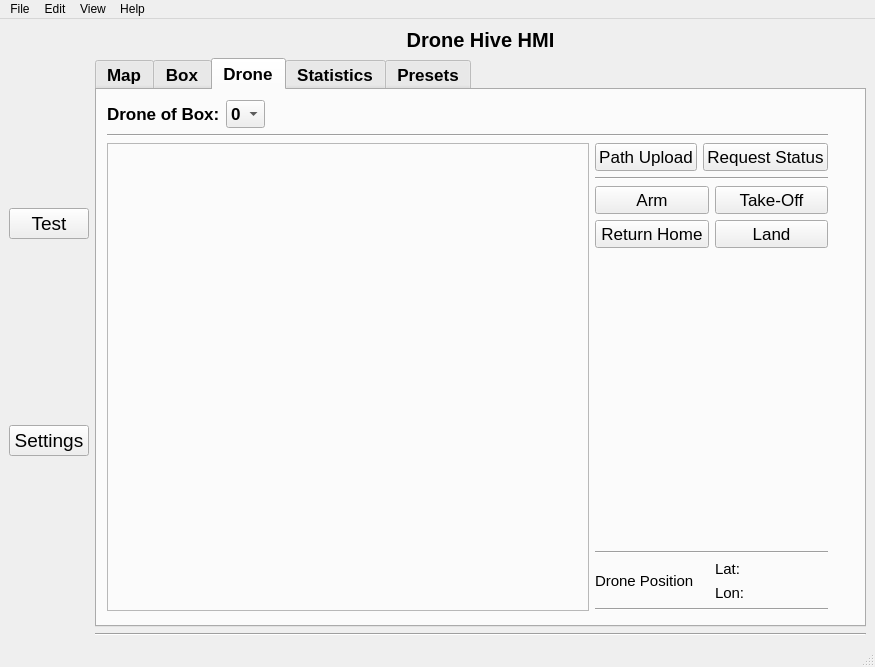
Qt form ros2_ws/src/hmi/ui/mainwindow.ui (Samwise101/EiRT-AscenD-Robotics) before a commit.
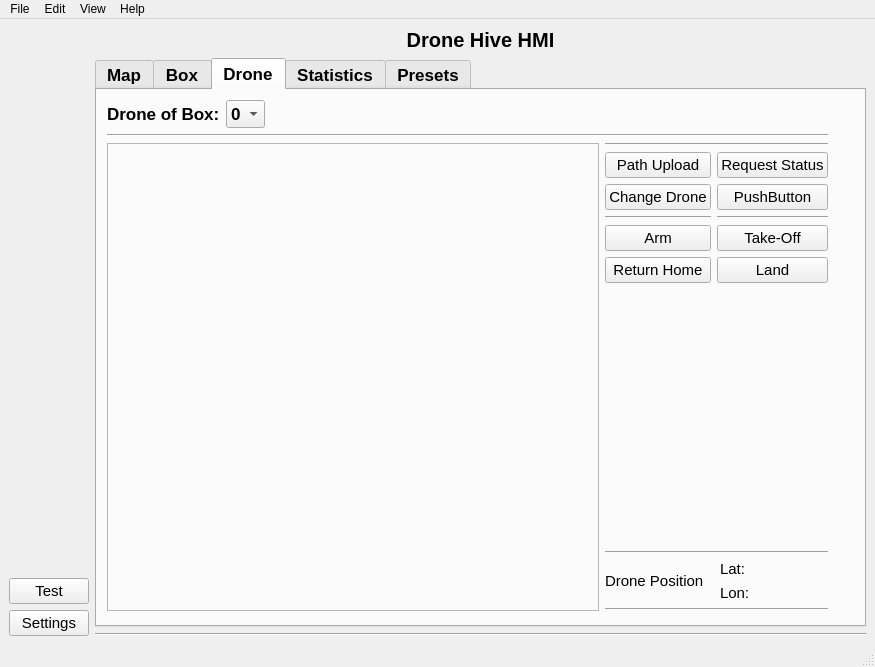
The same form after that commit. Icons and pictures are not drawn.

Commit message: Added slots to push buttons

What changed in the file:
```diff
--- a/ros2_ws/src/hmi/ui/mainwindow.ui
+++ b/ros2_ws/src/hmi/ui/mainwindow.ui
@@ -31,11 +31,24 @@
      <layout class="QHBoxLayout" name="horizontalLayout" stretch="0,10">
       <item>
        <layout class="QVBoxLayout" name="verticalLayout">
+        <item>
+         <spacer name="verticalSpacer_2">
+          <property name="orientation">
+           <enum>Qt::Vertical</enum>
+          </property>
+          <property name="sizeHint" stdset="0">
+           <size>
+            <width>20</width>
+            <height>40</height>
+           </size>
+          </property>
+         </spacer>
+        </item>
         <item>
          <widget class="QPushButton" name="settings_button">
           <property name="font">
            <font>
-            <pointsize>14</pointsize>
+            <pointsize>11</pointsize>
            </font>
           </property>
           <property name="text">
@@ -47,7 +60,7 @@
          <widget class="QPushButton" name="pushButton1">
           <property name="font">
            <font>
-            <pointsize>14</pointsize>
+            <pointsize>11</pointsize>
            </font>
           </property>
           <property name="text">
@@ -263,6 +276,38 @@
                    </item>
                    <item>
                     <layout class="QVBoxLayout" name="box_information_layout">
+                     <item>
+                      <layout class="QHBoxLayout" name="horizontalLayout_11">
+                       <item>
+                        <widget class="QPushButton" name="add_box_pushButton">
+                         <property name="font">
+                          <font>
+                           <pointsize>11</pointsize>
+                           <weight>50</weight>
+                           <bold>false</bold>
+                          </font>
+                         </property>
+                         <property name="text">
+                          <string>Add Box</string>
+                         </property>
+                        </widget>
+                       </item>
+                       <item>
+                        <widget class="QPushButton" name="pushButton_7">
+                         <property name="font">
+                          <font>
+                           <pointsize>11</pointsize>
+                           <weight>50</weight>
+                           <bold>false</bold>
+                          </font>
+                         </property>
+                         <property name="text">
+                          <string>Assign Drone</string>
+                         </property>
+                        </widget>
+                       </item>
+                      </layout>
+                     </item>
                      <item>
                       <layout class="QHBoxLayout" name="horizontalLayout_3">
                        <item>
@@ -530,39 +575,7 @@
                   </widget>
                  </item>
                  <item>
-                  <layout class="QVBoxLayout" name="verticalLayout_5" stretch="5,0,10,0,0,0,0">
-                   <item>
-                    <layout class="QHBoxLayout" name="horizontalLayout_11">
-                     <item>
-                      <widget class="QPushButton" name="pushButton_5">
-                       <property name="font">
-                        <font>
-                         <pointsize>13</pointsize>
-                         <weight>50</weight>
-                         <bold>false</bold>
-                        </font>
-                       </property>
-                       <property name="text">
-                        <string>Path Upload</string>
-                       </property>
-                      </widget>
-                     </item>
-                     <item>
-                      <widget class="QPushButton" name="pushButton_6">
-                       <property name="font">
-                        <font>
-                         <pointsize>13</pointsize>
-                         <weight>50</weight>
-                         <bold>false</bold>
-                        </font>
-                       </property>
-                       <property name="text">
-                        <string>Request Status</string>
-                       </property>
-                      </widget>
-                     </item>
-                    </layout>
-                   </item>
+                  <layout class="QVBoxLayout" name="verticalLayout_5" stretch="0,10,0,0,0,0">
                    <item>
                     <widget class="Line" name="line_10">
                      <property name="orientation">
@@ -572,11 +585,67 @@
                    </item>
                    <item>
                     <layout class="QGridLayout" name="gridLayout_3">
+                     <item row="3" column="0">
+                      <widget class="QPushButton" name="pushButton">
+                       <property name="font">
+                        <font>
+                         <pointsize>11</pointsize>
+                         <weight>50</weight>
+                         <bold>false</bold>
+                        </font>
+                       </property>
+                       <property name="text">
+                        <string>Arm</string>
+                       </property>
+                      </widget>
+                     </item>
+                     <item row="0" column="1">
+                      <widget class="QPushButton" name="pushButton_6">
+                       <property name="font">
+                        <font>
+                         <pointsize>11</pointsize>
+                         <weight>50</weight>
+                         <bold>false</bold>
+                        </font>
+                       </property>
+                       <property name="text">
+                        <string>Request Status</string>
+                       </property>
+                      </widget>
+                     </item>
+                     <item row="0" column="0">
+                      <widget class="QPushButton" name="pushButton_5">
+                       <property name="font">
+                        <font>
+                         <pointsize>11</pointsize>
+                         <weight>50</weight>
+                         <bold>false</bold>
+                        </font>
+                       </property>
+                       <property name="text">
+                        <string>Path Upload</string>
+                       </property>
+                      </widget>
+                     </item>
+                     <item row="2" column="0">
+                      <widget class="Line" name="line_12">
+                       <property name="orientation">
+                        <enum>Qt::Horizontal</enum>
+                       </property>
+                      </widget>
+                     </item>
                      <item row="2" column="1">
+                      <widget class="Line" name="line_11">
+                       <property name="orientation">
+                        <enum>Qt::Horizontal</enum>
+                       </property>
+                      </widget>
+                     </item>
+                     <item row="4" column="1">
                       <widget class="QPushButton" name="pushButton_2">
                        <property name="font">
                         <font>
-                         <pointsize>13</pointsize>
+                         <pointsize>11</pointsize>
                          <weight>50</weight>
                          <bold>false</bold>
                         </font>
@@ -586,11 +655,25 @@
                        </property>
                       </widget>
                      </item>
-                     <item row="1" column="1">
+                     <item row="4" column="0">
+                      <widget class="QPushButton" name="pushButton_4">
+                       <property name="font">
+                        <font>
+                         <pointsize>11</pointsize>
+                         <weight>50</weight>
+                         <bold>false</bold>
+                        </font>
+                       </property>
+                       <property name="text">
+                        <string>Return Home</string>
+                       </property>
+                      </widget>
+                     </item>
+                     <item row="3" column="1">
                       <widget class="QPushButton" name="pushButton_3">
                        <property name="font">
                         <font>
-                         <pointsize>13</pointsize>
+                         <pointsize>11</pointsize>
                          <weight>50</weight>
                          <bold>false</bold>
                         </font>
@@ -601,30 +684,30 @@
                       </widget>
                      </item>
                      <item row="1" column="0">
-                      <widget class="QPushButton" name="pushButton">
+                      <widget class="QPushButton" name="pushButton_8">
                        <property name="font">
                         <font>
-                         <pointsize>13</pointsize>
+                         <pointsize>11</pointsize>
                          <weight>50</weight>
                          <bold>false</bold>
                         </font>
                        </property>
                        <property name="text">
-                        <string>Arm</string>
+                        <string>Change Drone</string>
                        </property>
                       </widget>
                      </item>
-                     <item row="2" column="0">
-                      <widget class="QPushButton" name="pushButton_4">
+                     <item row="1" column="1">
+                      <widget class="QPushButton" name="pushButton_9">
                        <property name="font">
                         <font>
-                         <pointsize>13</pointsize>
+                         <pointsize>11</pointsize>
                          <weight>50</weight>
                          <bold>false</bold>
                         </font>
                        </property>
                        <property name="text">
-                        <string>Return Home</string>
+                        <string>PushButton</string>
                        </property>
                       </widget>
                      </item>
```
Left out of the diff: 125 changed lines with no effect on the pictures. The commit also changes 2 other files.
